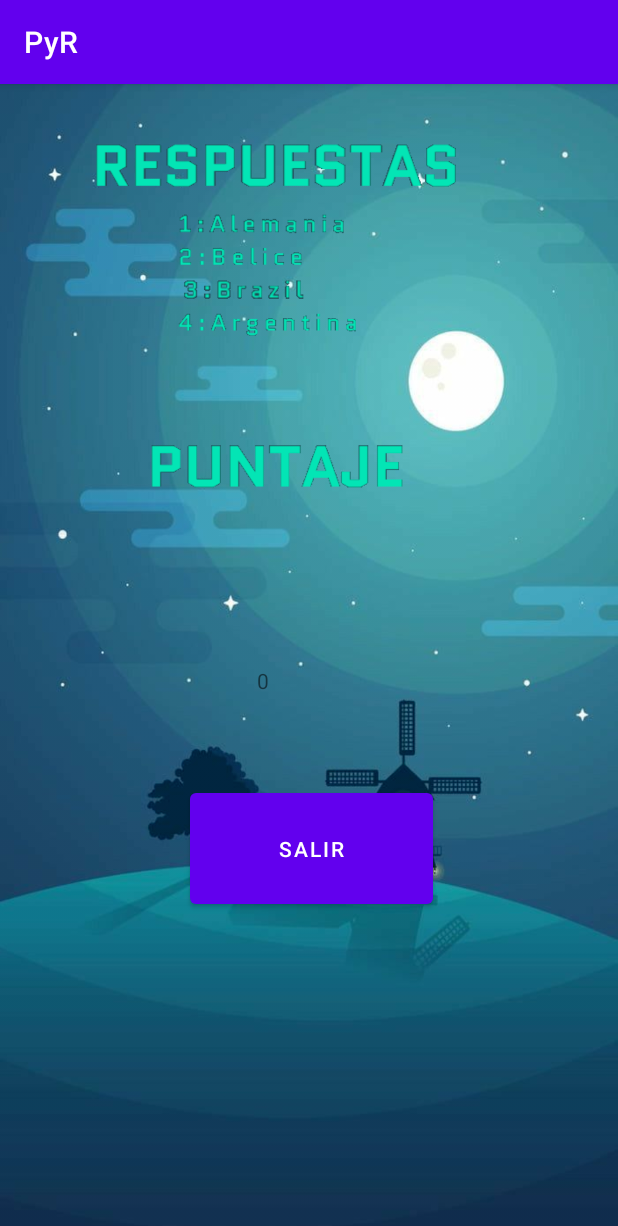
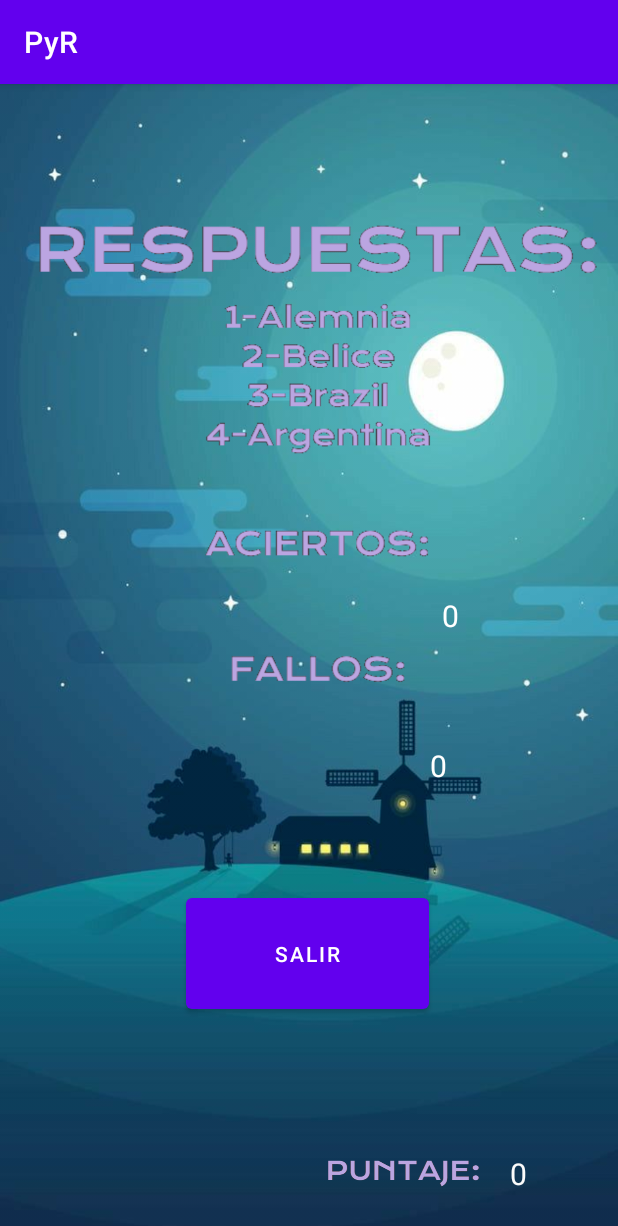
Before and after one commit to JaimeRodri1/PyR, an Android app: the resultado screen opened directly, with no data from a screen before it, on a phone screen of 412 x 824 dp. Shown: the top 1226 px of the screen. Run offline under Robolectric (Android 15) with nearby library versions, the phone set to English and light mode, and no system bars; 3 statements that could not run were skipped.

Commit message:
Se mejoro el diseño y se corrigieron bugs.

```diff
--- a/app/src/main/java/com/example/pyr/MainActivity.java
+++ b/app/src/main/java/com/example/pyr/MainActivity.java
@@ -30,6 +30,8 @@ public class MainActivity extends AppCompatActivity {
     private RadioGroup selec;
     int contador = 1;
     int puntaje = 0;
+    int N;
+    int F;
 
 
     @Override
@@ -49,10 +51,8 @@ public class MainActivity extends AppCompatActivity {
         p2= findViewById(R.id.RB2);
         p3= findViewById(R.id.RB3);
 
-        p1.setText("China");
-        p2.setText("Alemania");
-        p3.setText("Brazil");
-        band.setImageResource(R.drawable.ale);
+
+        imprimir();
 
 
         p1.setTextColor(ContextCompat.getColor(getBaseContext(),R.color.white));
@@ -86,8 +86,9 @@ public class MainActivity extends AppCompatActivity {
             @Override
             public void onClick(View view) {
                 evaluarRespuestas();
+                contador++;
                 imprimir();
-                contador++;
+
 
             }
         });
@@ -129,47 +130,60 @@ public class MainActivity extends AppCompatActivity {
 
 
 
-
-
     public void evaluarRespuestas(){
 
         if (contador==1){
-            if (p2.isChecked()){
+            if (p2.isChecked()==true){
                 puntaje = puntaje + 1;
+                N++;
             }
             else{
                 puntaje= puntaje-2;
+                F++;
             }
         }
 
         if (contador==2){
-            if (p3.isChecked()){
+            if (p3.isChecked()==true){
                 puntaje = puntaje+1;
+                N++;
             }
             else{
                 puntaje= puntaje - 2;
+                F++;
             }
         }
         if (contador==3){
-            if (p2.isChecked()){
+            if (p2.isChecked()==true){
                 puntaje = puntaje + 1;
+                N++;
             }
             else{
                 puntaje= puntaje - 2;
+                F++;
             }
         }
         if (contador==4){
-            if (p3.isChecked()){
+            if (p3.isChecked()==true){
                 puntaje = puntaje + 1;
+                N++;
             }
             else{
                 puntaje= puntaje - 2;
+                F++;
             }
         }
 
     }
     public void imprimir() {
 
+        if (contador==1){
+            selec.clearCheck();
+            p1.setText("China");
+            p2.setText("Alemania");
+            p3.setText("Brazil");
+            band.setImageResource(R.drawable.ale);
+        }
 
         if (contador==2){
             selec.clearCheck();
@@ -199,6 +213,8 @@ public class MainActivity extends AppCompatActivity {
             selec.clearCheck();
             Intent d = new Intent(getApplicationContext(),resultado.class);
             d.putExtra("puntaje",puntaje);
+            d.putExtra("aciertos",N);
+            d.putExtra("fallos",F);
             startActivity(d);
             finish();
         }
--- a/app/src/main/java/com/example/pyr/resultado.java
+++ b/app/src/main/java/com/example/pyr/resultado.java
@@ -5,11 +5,14 @@ import androidx.appcompat.app.AppCompatActivity;
 import android.os.Bundle;
 import android.view.View;
 import android.widget.Button;
+import android.widget.ImageView;
 import android.widget.TextView;
 
 public class resultado extends AppCompatActivity {
 
     private TextView puntaj;
+    private TextView A;
+    private TextView F;
     private Button salir;
 
 
@@ -19,11 +22,17 @@ public class resultado extends AppCompatActivity {
         setContentView(R.layout.activity_resultado);
         puntaj=(TextView) findViewById(R.id.result);
         salir=(Button) findViewById(R.id.exit);
+        A = (TextView) findViewById(R.id.acier);
+        F = (TextView) findViewById(R.id.Fails);
 
 
         Bundle extras = getIntent().getExtras();
         int n1 = extras.getInt("puntaje");
+        int n2 = extras.getInt("aciertos");
+        int n3 = extras.getInt("fallos");
         puntaj.setText(String.valueOf(n1));
+        A.setText(String.valueOf(n2));
+        F.setText(String.valueOf(n3));
         salir.setOnClickListener(new View.OnClickListener() {
             @Override
             public void onClick(View view) {
--- a/app/src/main/res/layout/activity_resultado.xml
+++ b/app/src/main/res/layout/activity_resultado.xml
@@ -14,31 +14,79 @@
         android:text="Salir"
         app:layout_constraintBottom_toBottomOf="parent"
         app:layout_constraintEnd_toEndOf="parent"
-        app:layout_constraintHorizontal_bias="0.507"
+        app:layout_constraintHorizontal_bias="0.497"
         app:layout_constraintStart_toStartOf="parent"
         app:layout_constraintTop_toTopOf="parent"
-        app:layout_constraintVertical_bias="0.684" />
+        app:layout_constraintVertical_bias="0.787" />
+
+    <TextView
+        android:id="@+id/acier"
+        android:layout_width="64dp"
+        android:layout_height="38dp"
+        android:text="TextView"
+        android:textColor="@color/white"
+        android:textSize="20sp"
+        app:autoSizeTextType="none"
+        app:layout_constraintBottom_toBottomOf="parent"
+        app:layout_constraintEnd_toEndOf="parent"
+        app:layout_constraintHorizontal_bias="0.847"
+        app:layout_constraintStart_toStartOf="parent"
+        app:layout_constraintTop_toTopOf="parent"
+        app:layout_constraintVertical_bias="0.467" />
+
+    <TextView
+        android:id="@+id/Fails"
+        android:layout_width="59dp"
+        android:layout_height="33dp"
+        android:text="TextView"
+        android:textColor="@color/white"
+        android:textSize="20sp"
+        app:autoSizeTextType="none"
+        app:layout_constraintBottom_toBottomOf="parent"
+        app:layout_constraintEnd_toEndOf="parent"
+        app:layout_constraintHorizontal_bias="0.812"
+        app:layout_constraintStart_toStartOf="parent"
+        app:layout_constraintTop_toTopOf="parent"
+        app:layout_constraintVertical_bias="0.6" />
+
+    <ImageView
+        android:id="@+id/imageView2"
+        android:layout_width="400dp"
+        android:layout_height="485dp"
+        android:scaleType="centerInside"
+        app:layout_constraintBottom_toBottomOf="parent"
+        app:layout_constraintEnd_toEndOf="parent"
+        app:layout_constraintHorizontal_bias="1.0"
+        app:layout_constraintStart_toStartOf="parent"
+        app:layout_constraintTop_toTopOf="parent"
+        app:layout_constraintVertical_bias="0.0"
+        app:srcCompat="@drawable/res" />
+
+    <ImageView
+        android:id="@+id/imageView4"
+        android:layout_width="155dp"
+        android:layout_height="49dp"
+        app:layout_constraintBottom_toBottomOf="parent"
+        app:layout_constraintEnd_toEndOf="parent"
+        app:layout_constraintHorizontal_bias="0.742"
+        app:layout_constraintStart_toStartOf="parent"
+        app:layout_constraintTop_toTopOf="parent"
+        app:layout_constraintVertical_bias="0.976"
+        app:srcCompat="@drawable/puntaje" />
 
     <TextView
         android:id="@+id/result"
-        android:layout_width="68dp"
-        android:layout_height="50dp"
+        android:layout_width="72dp"
+        android:layout_height="38dp"
         android:text="TextView"
+        android:textColor="#FBFBFB"
+        android:textSize="20sp"
+        app:autoSizeTextType="none"
         app:layout_constraintBottom_toBottomOf="parent"
         app:layout_constraintEnd_toEndOf="parent"
-        app:layout_constraintHorizontal_bias="0.498"
+        app:layout_constraintHorizontal_bias="1.0"
         app:layout_constraintStart_toStartOf="parent"
         app:layout_constraintTop_toTopOf="parent"
-        app:layout_constraintVertical_bias="0.54" />
-
-    <ImageView
-        android:id="@+id/imageView2"
-        android:layout_width="364dp"
-        android:layout_height="366dp"
-        android:scaleType="centerCrop"
-        app:srcCompat="@drawable/res"
-        tools:layout_editor_absoluteX="23dp"
-        tools:layout_editor_absoluteY="64dp"
-        tools:ignore="MissingConstraints" />
+        app:layout_constraintVertical_bias="0.976" />
 
 </androidx.constraintlayout.widget.ConstraintLayout>
```
Also changed, not shown: app/src/main/res/drawable/puntaje.png (added), app/src/main/res/drawable/res.png.
